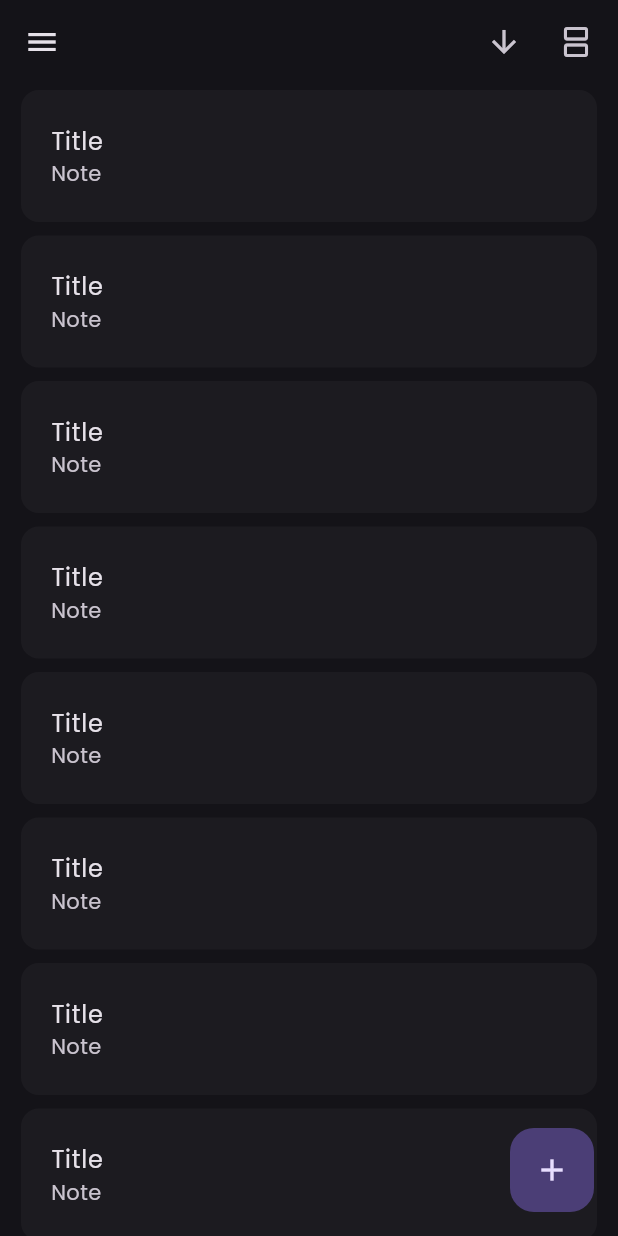
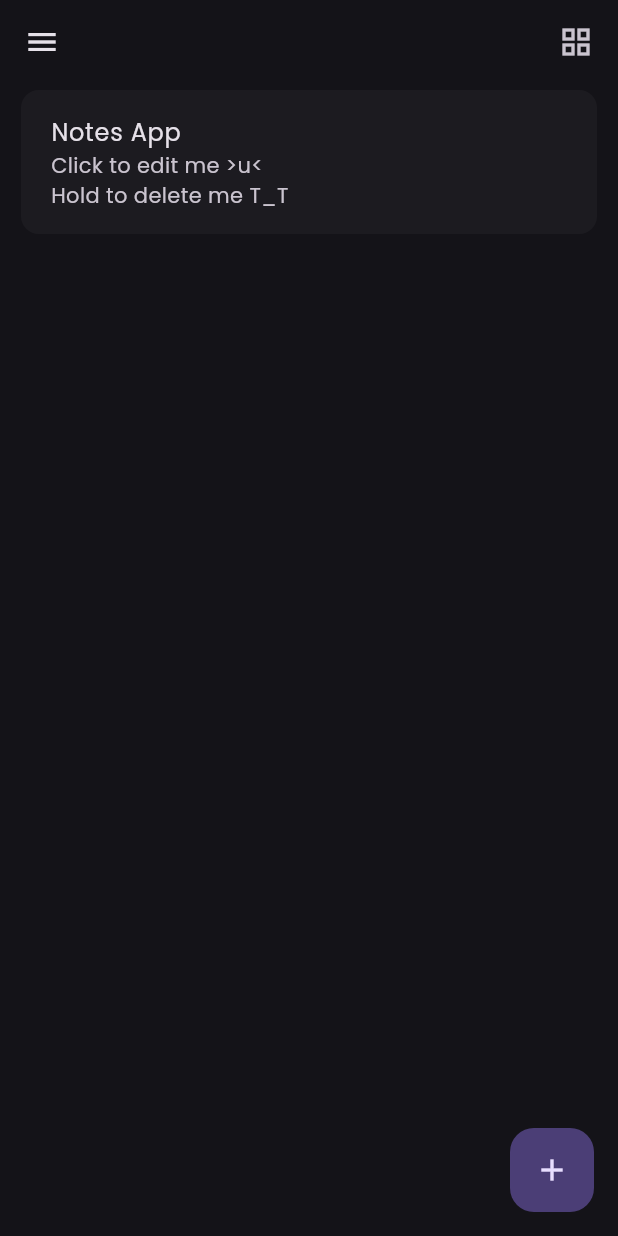
Before and after one commit to Rang-Rang/note-app, a Flutter app: the screen it shows after launch, in the side drawer, after a tap on the "add" icon, on a phone screen of 412 x 824 dp. Run offline on Flutter 3.47's test engine with Material 3 defaults, Android fonts, the phone set to English and light mode, and no system bars; our stand-ins replace sqflite; accounts and stored records are empty.

Commit message:
note app done!

```diff
--- a/analysis_options.yaml
+++ b/analysis_options.yaml
@@ -7,6 +7,9 @@
 
 # The following line activates a set of recommended lints for Flutter apps,
 # packages, and plugins designed to encourage good coding practices.
+analyzer:
+  errors:
+    deprecated_member_use: ignore
 include: package:flutter_lints/flutter.yaml
 
 linter:
--- /dev/null
+++ b/lib/src/services/database_helper.dart
@@ -0,0 +1,81 @@
+import 'package:sqflite/sqflite.dart';
+import 'package:path/path.dart';
+
+class DatabaseHelper {
+  static Database? _database;
+
+  Future<Database> get database async {
+    if (_database != null) return _database!;
+    _database = await _initDB();
+    return _database!;
+  }
+
+  Future<Database> _initDB() async {
+    String path = join(await getDatabasesPath(), 'notes.db');
+    return await openDatabase(
+      path,
+      version: 1,
+      onCreate: (db, version) async {
+        await db.execute('''
+          CREATE TABLE notes (
+            id INTEGER PRIMARY KEY AUTOINCREMENT,
+            title TEXT NOT NULL,
+            note TEXT NOT NULL,
+            onCreated INTEGER NOT NULL,
+            onModified INTEGER NOT NULL
+          )
+        ''');
+        await db.insert(
+          'notes',
+          {
+            'title': 'Notes App',
+            'note': 'Click to edit me >u<\nHold to delete me T_T',
+            'onCreated': DateTime.now().millisecondsSinceEpoch,
+            'onModified': DateTime.now().millisecondsSinceEpoch,
+          },
+        );
+      },
+    );
+  }
+
+  Future<int> addNote(String title, String note) async {
+    final db = await database;
+    return await db.insert(
+      'notes',
+      {
+        'title': title,
+        'note': note,
+        'onCreated': DateTime.now().millisecondsSinceEpoch,
+        'onModified': DateTime.now().millisecondsSinceEpoch,
+      },
+    );
+  }
+
+  Future<List<Map<String, dynamic>>> getNotes() async {
+    final db = await database;
+    return await db.query('notes', orderBy: 'onModified DESC');
+  }
+
+  Future<int> updateNote(int id, String title, String note) async {
+    final db = await database;
+    return await db.update(
+      'notes',
+      {
+        'title': title,
+        'note': note,
+        'onModified': DateTime.now().millisecondsSinceEpoch,
+      },
+      where: 'id = ?',
+      whereArgs: [id],
+    );
+  }
+
+  Future<int> deleteNote(int id) async {
+    final db = await database;
+    return await db.delete(
+      'notes',
+      where: 'id = ?',
+      whereArgs: [id],
+    );
+  }
+}
--- a/lib/src/views/pages/home_page.dart
+++ b/lib/src/views/pages/home_page.dart
@@ -1,34 +1,118 @@
 import 'package:flutter/material.dart';
+import 'package:todo_list/src/views/widgets/empty_widget.dart';
 import 'package:todo_list/src/views/widgets/note_widget.dart';
+import '../../res/notifier.dart';
+import '../../services/database_helper.dart';
 import 'create_note_page.dart';
 
-class HomePage extends StatelessWidget {
-  final ScrollController scrollController;
-  const HomePage({super.key, required this.scrollController});
+class HomePage extends StatefulWidget {
+  const HomePage({
+    super.key,
+  });
+
+  @override
+  State<HomePage> createState() => _HomePageState();
+}
+
+class _HomePageState extends State<HomePage> {
+  final DatabaseHelper _dbHelper = DatabaseHelper();
+  List<Map<String, dynamic>> _notes = [];
+  @override
+  void initState() {
+    super.initState();
+    _loadNotes();
+  }
+
+  Future<void> _loadNotes() async {
+    final notes = await _dbHelper.getNotes();
+    setState(() {
+      _notes = notes;
+    });
+  }
+
+  Future<void> _deleteNote(int id) async {
+    await _dbHelper.deleteNote(id);
+    _loadNotes();
+  }
+
+  void _confirmDelete(int id) {
+    showDialog(
+      context: context,
+      builder: (context) => AlertDialog(
+        title: const Text('Delete Note'),
+        content: const Text('Are you sure you want to delete this note?'),
+        actions: [
+          TextButton(
+            onPressed: () => Navigator.pop(context),
+            child: const Text('Cancel'),
+          ),
+          TextButton(
+            onPressed: () {
+              _deleteNote(id);
+              Navigator.pop(context);
+            },
+            child: const Text('Delete'),
+          ),
+        ],
+      ),
+    );
+  }
 
   @override
   Widget build(BuildContext context) {
     return Scaffold(
-      body: Padding(
-        padding: const EdgeInsets.only(left: 10, right: 10),
-        child: ListView.separated(
-          controller: scrollController,
-          itemBuilder: (context, index) => NoteWidget(
-            title: 'Title',
-            subtitle: 'Note',
-          ),
-          separatorBuilder: (context, index) => const SizedBox(
-            height: 1,
-          ),
-          itemCount: 20,
-        ),
+      body: ValueListenableBuilder<bool>(
+        valueListenable: isListViews,
+        builder: (context, isListView, child) {
+          if (_notes.isEmpty) return EmptyWidget();
+
+          return Padding(
+            padding: const EdgeInsets.symmetric(horizontal: 10),
+            child: isListView
+                ? ListView.builder(
+                    itemCount: _notes.length,
+                    itemBuilder: (context, index) {
+                      final note = _notes[index];
+                      return NoteWidget(
+                        id: note['id'],
+                        title: note['title'],
+                        subtitle: note['note'],
+                        onTap: _loadNotes,
+                        onDelete: () => _confirmDelete(note['id']),
+                      );
+                    },
+                  )
+                : GridView.builder(
+                    itemCount: _notes.length,
+                    gridDelegate:
+                        const SliverGridDelegateWithFixedCrossAxisCount(
+                      crossAxisCount: 2,
+                      crossAxisSpacing: 5,
+                      mainAxisSpacing: 5,
+                      childAspectRatio: 1.5,
+                    ),
+                    itemBuilder: (context, index) {
+                      final note = _notes[index];
+                      return NoteWidget(
+                        id: note['id'],
+                        title: note['title'],
+                        subtitle: note['note'],
+                        onTap: _loadNotes,
+                        onDelete: () => _confirmDelete(note['id']),
+                      );
+                    },
+                  ),
+          );
+        },
       ),
       floatingActionButton: FloatingActionButton(
         elevation: 0,
-        onPressed: () {
-          Navigator.of(context).push(MaterialPageRoute(
-            builder: (context) => const CreateNotePage(),
-          ));
+        onPressed: () async {
+          await Navigator.push(
+            context,
+            MaterialPageRoute(builder: (context) => CreateNotePage()),
+          );
+          _loadNotes();
         },
         child: const Icon(Icons.add),
       ),
--- a/lib/src/views/widgets/note_widget.dart
+++ b/lib/src/views/widgets/note_widget.dart
@@ -1,20 +1,44 @@
 import 'package:flutter/material.dart';
+
+import '../pages/create_note_page.dart';
 
 class NoteWidget extends StatefulWidget {
   const NoteWidget({
     super.key,
+    required this.id,
     required this.title,
     required this.subtitle,
+    required this.onTap,
+    required this.onDelete,
   });
 
+  final int id;
   final String title;
   final String subtitle;
+  final VoidCallback onTap;
+  final VoidCallback onDelete;
 
   @override
   State<NoteWidget> createState() => _TodoWidgetState();
 }
 
 class _TodoWidgetState extends State<NoteWidget> {
+  void _editNote(BuildContext context) async {
+    await Navigator.push(
+      context,
+      MaterialPageRoute(
+        builder: (context) => CreateNotePage(
+          note: {
+            'id': widget.id,
+            'title': widget.title,
+            'note': widget.subtitle,
+          },
+        ),
+      ),
+    );
+    widget.onTap(); // Pastikan memanggil fungsi onTap setelah kembali
+  }
+
   @override
   Widget build(BuildContext context) {
     return Card(
@@ -27,8 +51,12 @@ class _TodoWidgetState extends State<NoteWidget> {
         shape: RoundedRectangleBorder(
           borderRadius: BorderRadius.circular(8),
         ),
-        onTap: () {},
-        onLongPress: () {},
+        onTap: () {
+          return _editNote(context);
+        },
+        onLongPress: () {
+          return widget.onDelete();
+        },
         title: Text(
           widget.title,
           maxLines: 1,
--- a/pubspec.yaml
+++ b/pubspec.yaml
@@ -34,6 +34,9 @@ dependencies:
   # The following adds the Cupertino Icons font to your application.
   # Use with the CupertinoIcons class for iOS style icons.
   cupertino_icons: ^1.0.8
+  sqflite: ^2.4.1
+  path_provider: ^2.1.5
+  intl: ^0.20.2
 
 dev_dependencies:
   flutter_test:
```
Also changed, not shown: lib/src/res/notifier.dart (+1 -29 lines), lib/src/views/pages/create_note_page.dart (+76 -49 lines), lib/src/views/widget_tree.dart (+1 -60 lines), pubspec.lock, 1 other file.
